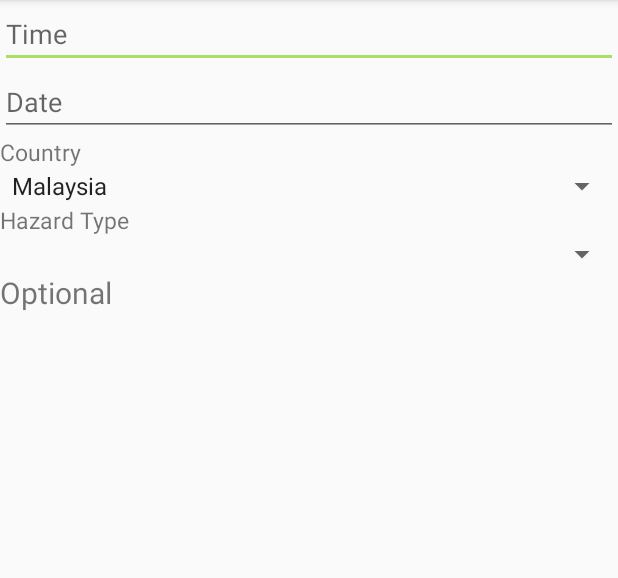
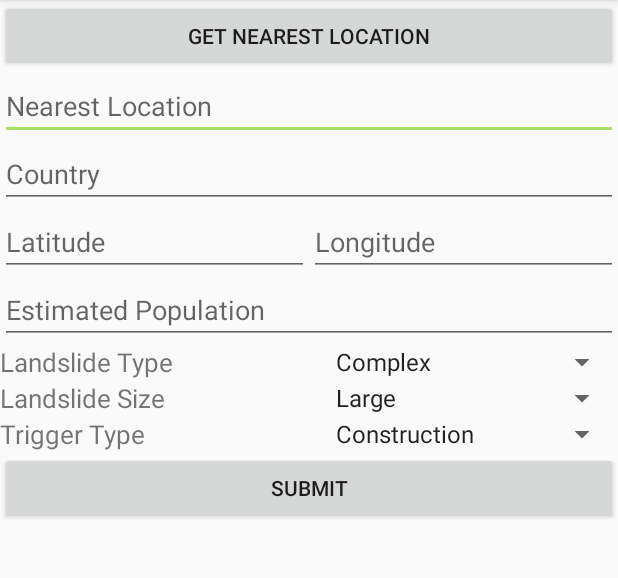
Before and after one commit to GeraldoAligoey/StrongLand, an Android app: the AddNewRecord screen opened directly, with no data from a screen before it, on a phone screen of 412 x 824 dp, the part 84-662 px from its top. Run offline under Robolectric (Android 15) with nearby library versions, the phone set to English and light mode, and no system bars.

Commit message:
Finish with ui for adding new record, finish with getting the data, added google map API

```diff
--- a/app/src/main/AndroidManifest.xml
+++ b/app/src/main/AndroidManifest.xml
@@ -10,7 +10,7 @@
     <!-- Google MAP API key -->
     <meta-data
         android:name="com.google.android.geo.API_KEY"
-        android:value="AIzaSyABD9U6u2Qh3bK-kKiN3qQPrwe-TNzXDRg" />
+        android:value="YOURAPIKEY" />
 
     <uses-permission android:name="android.permission.ACCESS_FINE_LOCATION"/>
 
@@ -21,6 +21,10 @@
         android:roundIcon="@mipmap/ic_launcher_round"
         android:supportsRtl="true"
         android:theme="@style/AppTheme">
+        <meta-data
+            android:name="com.google.android.geo.API_KEY"
+            android:value="YOUR API KEY"/>
+
         <activity android:name=".MainActivity">
             <intent-filter>
                 <action android:name="android.intent.action.MAIN" />
--- a/app/src/main/java/me/eljae/strongland/AddNewRecord.java
+++ b/app/src/main/java/me/eljae/strongland/AddNewRecord.java
@@ -1,39 +1,118 @@
 package me.eljae.strongland;
 
+import android.content.Intent;
+import android.location.Address;
+import android.location.Geocoder;
+import android.os.Bundle;
 import android.support.v7.app.AppCompatActivity;
-import android.os.Bundle;
+import android.view.View;
 import android.widget.ArrayAdapter;
+import android.widget.EditText;
 import android.widget.Spinner;
+import android.widget.Toast;
 
-import java.util.ArrayList;
-import java.util.Collections;
-import java.util.Locale;
+import com.google.android.gms.common.GooglePlayServicesNotAvailableException;
+import com.google.android.gms.common.GooglePlayServicesRepairableException;
+import com.google.android.gms.location.places.Place;
+import com.google.android.gms.location.places.ui.PlacePicker;
+
+import java.io.IOException;
+import java.util.Calendar;
+import java.util.List;
 
 public class AddNewRecord extends AppCompatActivity {
+    private int PLACE_PICKER_REQUEST = 1;
+    private EditText country, lat, lng, nearestLoc;
 
     @Override
     protected void onCreate(Bundle savedInstanceState) {
         super.onCreate(savedInstanceState);
         setContentView(R.layout.activity_add_new_record);
 
-        final String DEFAULT_COUNTRY = "Malaysia";
+        nearestLoc = (EditText) findViewById(R.id.input_nearestLoc);
+        country = (EditText) findViewById(R.id.input_country);
+        lat = (EditText) findViewById(R.id.input_latitude);
+        lng = (EditText) findViewById(R.id.input_longitude);
 
-        Locale[] locale = Locale.getAvailableLocales();
-        ArrayList<String> countries = new ArrayList<String>();
-        String country;
-        for (Locale loc : locale) {
-            country = loc.getDisplayCountry();
-            if (country.length() > 0 && !countries.contains(country)) {
-                countries.add(country);
+        /**
+         * SPINNER : LANDSLIDE TYPE
+         */
+        Spinner input_landslideTypes = (Spinner) findViewById(R.id.input_landslideTypes);
+
+        ArrayAdapter<CharSequence> adapter_landslides = ArrayAdapter.createFromResource(this,
+                R.array.landslides, android.R.layout.simple_spinner_item);
+        ;
+
+        adapter_landslides.setDropDownViewResource(android.R.layout.simple_spinner_item);
+        input_landslideTypes.setAdapter(adapter_landslides);
+
+        /**
+         * SPINNER : LANDSLIDE SIZE
+         */
+        Spinner input_landslideSize = (Spinner) findViewById(R.id.input_landslideSizes);
+
+        ArrayAdapter<CharSequence> adapter_landslideSizes = ArrayAdapter.createFromResource(this,
+                R.array.landslide_sizes, android.R.layout.simple_spinner_item);
+
+        adapter_landslideSizes.setDropDownViewResource(android.R.layout.simple_spinner_item);
+        input_landslideSize.setAdapter(adapter_landslideSizes);
+
+        /**
+         * SPINNER : TRIGGER TYPE
+         */
+        Spinner input_triggerTypes = (Spinner) findViewById(R.id.input_triggerTypes);
+
+        ArrayAdapter<CharSequence> adapter_triggers = ArrayAdapter.createFromResource(this,
+                R.array.triggers, android.R.layout.simple_spinner_item);
+        ;
+
+        adapter_landslides.setDropDownViewResource(android.R.layout.simple_spinner_item);
+        input_triggerTypes.setAdapter(adapter_triggers);
+    }
+
+    protected void onActivityResult(int requestCode, int resultCode, Intent data) {
+        if (requestCode == PLACE_PICKER_REQUEST) {
+            if (resultCode == RESULT_OK) {
+                Place place = PlacePicker.getPlace(data, this);
+                nearestLoc.setText(place.getAddress());
+                country.setText(getCountry(place));
+                lat.setText(String.format(String.valueOf(place.getLatLng().latitude)));
+                lng.setText(String.format(String.valueOf(place.getLatLng().longitude)));
             }
         }
-        Collections.sort(countries, String.CASE_INSENSITIVE_ORDER);
+    }
 
-        Spinner citizenship = (Spinner) findViewById(R.id.input_country);
-        ArrayAdapter<String> adapter = new ArrayAdapter<String>(this, android.R.layout.simple_spinner_item, countries);
-        citizenship.setAdapter(adapter);
+    public void openPicker(View view) {
+        PlacePicker.IntentBuilder builder = new PlacePicker.IntentBuilder();
 
-        int spinner_pos = adapter.getPosition(DEFAULT_COUNTRY);
-        citizenship.setSelection(spinner_pos);
+        try {
+            startActivityForResult(builder.build(this), PLACE_PICKER_REQUEST);
+        } catch (GooglePlayServicesRepairableException e) {
+            e.printStackTrace();
+        } catch (GooglePlayServicesNotAvailableException e) {
+            e.printStackTrace();
+        }
+    }
+
+    public String getCountry(Place place) {
+        Geocoder geocoder = new Geocoder(this);
+        String country = "Unable to get country";
+
+        try {
+            List<Address> addresses = geocoder.getFromLocation(place.getLatLng().latitude, place.getLatLng().longitude, 1);
+            country = addresses.get(0).getCountryName();
+
+        } catch (IOException e) {
+            e.printStackTrace();
+        }
+
+        return country;
+    }
+
+    public void submitReport(View view) {
+        Calendar calendar = Calendar.getInstance();
+
+        Toast.makeText(this, "Submitted at : " + String.format(String.valueOf(calendar.getTime())),
+                Toast.LENGTH_LONG).show();
     }
 }
--- a/app/src/main/res/layout/activity_add_new_record.xml
+++ b/app/src/main/res/layout/activity_add_new_record.xml
@@ -5,56 +5,151 @@
     android:layout_width="match_parent"
     android:layout_height="match_parent"
     android:orientation="vertical"
+    android:gravity="left"
     tools:context="me.eljae.strongland.AddNewRecord">
 
+
+    <Button
+        android:id="@+id/btn_getLoc"
+        android:layout_width="match_parent"
+        android:layout_height="wrap_content"
+        android:onClick="openPicker"
+        android:text="Get Nearest Location" />
+
     <EditText
-        android:id="@+id/editText"
+        android:id="@+id/input_nearestLoc"
         android:layout_width="match_parent"
         android:layout_height="wrap_content"
         android:ems="10"
-        android:hint="Time"
-        android:inputType="time" />
+        android:hint="Nearest Location"
+        android:inputType="textPersonName"
+        />
 
     <EditText
-        android:id="@+id/editText3"
+        android:id="@+id/input_country"
         android:layout_width="match_parent"
         android:layout_height="wrap_content"
         android:ems="10"
-        android:hint="Date"
-        android:inputType="date" />
+        android:hint="Country"
+        android:inputType="textPersonName"
+        />
 
-    <TextView
-        android:id="@+id/textView1"
-        android:layout_width="wrap_content"
-        android:layout_height="wrap_content"
-        android:text="Country"
-        android:textSize="15sp" />
-
-    <Spinner
-        android:id="@+id/input_country"
+    <LinearLayout
         android:layout_width="match_parent"
         android:layout_height="wrap_content"
+        android:orientation="horizontal"
+        android:weightSum="2">
+
+        <EditText
+            android:id="@+id/input_latitude"
+            android:layout_width="match_parent"
+            android:layout_height="wrap_content"
+            android:ems="10"
+            android:layout_weight="1"
+            android:hint="Latitude"
+            android:inputType="textPersonName"
             />
+
+        <EditText
+            android:id="@+id/input_longitude"
+            android:layout_width="match_parent"
+            android:layout_height="wrap_content"
+            android:ems="10"
+            android:layout_weight="1"
+            android:hint="Longitude"
+            android:inputType="textPersonName"
+            />
+    </LinearLayout>
+
+    <EditText
+        android:id="@+id/editText4"
+        android:layout_width="match_parent"
+        android:layout_height="wrap_content"
+        android:ems="10"
+        android:hint="Estimated Population"
+        android:inputType="number" />
+
+    <LinearLayout
+        android:layout_width="match_parent"
+        android:layout_height="wrap_content"
+        android:orientation="horizontal"
+        android:weightSum="2">
 
         <TextView
             android:id="@+id/textView2"
             android:layout_width="wrap_content"
             android:layout_height="wrap_content"
-        android:text="Hazard Type"
-        android:textSize="15sp" />
+            android:layout_weight="1"
+            android:ems="10"
+            android:text="Landslide Type"
+            android:textSize="17dp" />
 
         <Spinner
-        android:id="@+id/input_hazardType"
+            android:id="@+id/input_landslideTypes"
+            android:layout_width="180dp"
+            android:layout_height="wrap_content"
+            android:layout_gravity="right"
+            android:layout_weight="1"
+            android:gravity="right" />
+
+    </LinearLayout>
+
+    <LinearLayout
         android:layout_width="match_parent"
-        android:layout_height="wrap_content" />
+        android:layout_height="wrap_content"
+        android:orientation="horizontal"
+        android:gravity="right"
+        android:weightSum="2">
+
+        <TextView
+            android:id="@+id/textView4"
+            android:layout_width="wrap_content"
+            android:layout_height="wrap_content"
+            android:layout_weight="1"
+            android:ems="10"
+            android:text="Landslide Size"
+            android:textSize="17dp" />
+
+        <Spinner
+            android:id="@+id/input_landslideSizes"
+            android:layout_width="180dp"
+            android:layout_height="wrap_content"
+            android:layout_gravity="right"
+            android:layout_weight="1"
+            android:gravity="right" />
+
+    </LinearLayout>
+
+    <LinearLayout
+        android:layout_width="match_parent"
+        android:layout_height="wrap_content"
+        android:orientation="horizontal"
+        android:gravity="right"
+        android:weightSum="2">
 
         <TextView
             android:id="@+id/textView3"
+            android:layout_width="wrap_content"
+            android:layout_height="wrap_content"
+            android:layout_weight="1"
+            android:ems="10"
+            android:text="Trigger Type"
+            android:textSize="17dp" />
+
+        <Spinner
+            android:id="@+id/input_triggerTypes"
+            android:layout_width="180dp"
+            android:layout_height="wrap_content"
+            android:layout_gravity="right"
+            android:layout_weight="1"
+            android:gravity="right" />
+
+    </LinearLayout>
+
+    <Button
+        android:id="@+id/btn_submit"
         android:layout_width="match_parent"
         android:layout_height="wrap_content"
-        android:text="Optional"
-        android:textSize="20dp"/>
-
-
-
+        android:onClick="submitReport"
+        android:text="Submit" />
 </LinearLayout>
```
Lines whose indentation alone changed are shown as unchanged.
